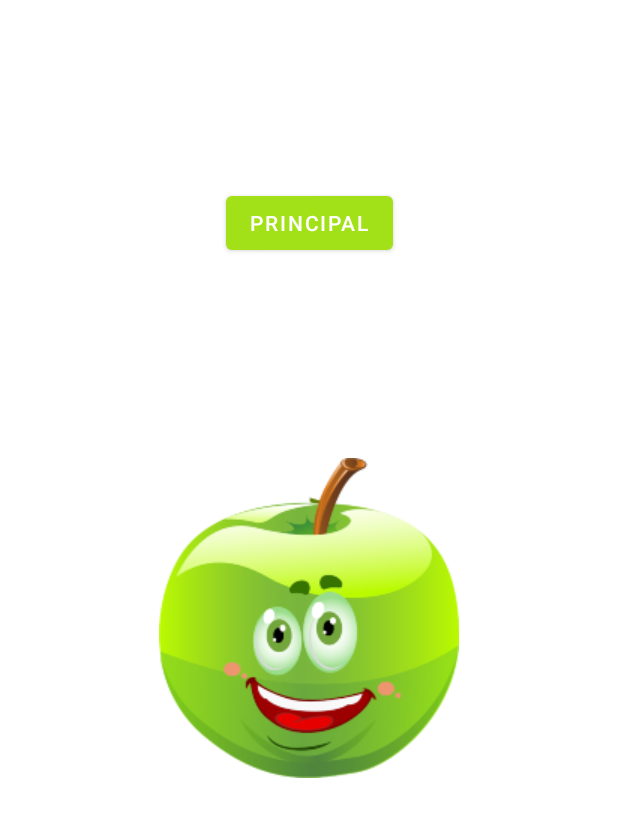
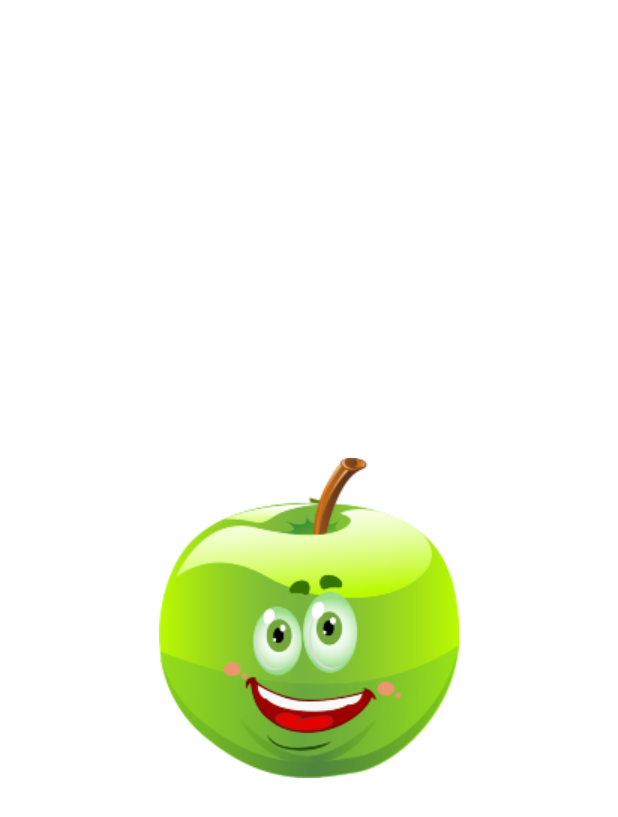
Before and after one commit to Mimenza/DidaktikApp, an Android app: the Activity0_Splash screen opened directly, with no data from a screen before it, on a phone screen of 412 x 824 dp. Shown: the top 817 px of the screen. Run offline under Robolectric (Android 15) with nearby library versions, the phone set to English and light mode, and no system bars.

Commit message:
menu temporal

```diff
--- a/app/src/main/java/com/example/didaktikapp/activities/Activity0_Splash.kt
+++ b/app/src/main/java/com/example/didaktikapp/activities/Activity0_Splash.kt
@@ -20,11 +20,6 @@ class Activity0_Splash : AppCompatActivity() {
         setContentView(binding.root)
 
 
-        binding.BtnMapa.setOnClickListener(){
-            var i = Intent(this, Activity1_Principal::class.java)
-            startActivity(i)
-        }
-
                 Handler().postDelayed({
                     val intent = Intent(this, Activity1_Principal::class.java)
                     startActivity(intent)
--- a/app/src/main/java/com/example/didaktikapp/activities/Activity1_Principal.kt
+++ b/app/src/main/java/com/example/didaktikapp/activities/Activity1_Principal.kt
@@ -3,10 +3,10 @@ package com.example.didaktikapp.activities
 import android.content.Intent
 import androidx.appcompat.app.AppCompatActivity
 import android.os.Bundle
+import android.view.View
 import com.example.didaktikapp.R
 
 import com.example.didaktikapp.databinding.Activity1PrincipalBinding
-
 
 class Activity1_Principal : AppCompatActivity() {
 
@@ -14,8 +14,9 @@ class Activity1_Principal : AppCompatActivity() {
 
     override fun onCreate(savedInstanceState: Bundle?) {
         super.onCreate(savedInstanceState)
+        getSupportActionBar()?.hide()
         setContentView(R.layout.activity1_principal)
-
+        getWindow().getDecorView().setSystemUiVisibility(View.SYSTEM_UI_FLAG_LIGHT_STATUS_BAR)
 
         binding = Activity1PrincipalBinding.inflate(layoutInflater)
         setContentView(binding.root)
--- a/app/src/main/res/layout/activity0_splash.xml
+++ b/app/src/main/res/layout/activity0_splash.xml
@@ -7,16 +7,4 @@
     android:background="@drawable/splash_screen"
     tools:context=".activities.Activity0_Splash">
 
-
-    <Button
-        android:id="@+id/Btn_mapa"
-        android:layout_width="wrap_content"
-        android:layout_height="wrap_content"
-        android:text="Principal"
-        app:layout_constraintBottom_toBottomOf="parent"
-        app:layout_constraintEnd_toEndOf="parent"
-        app:layout_constraintStart_toStartOf="parent"
-        app:layout_constraintTop_toTopOf="parent"
-        app:layout_constraintVertical_bias="0.161" />
-
 </androidx.constraintlayout.widget.ConstraintLayout>
```
